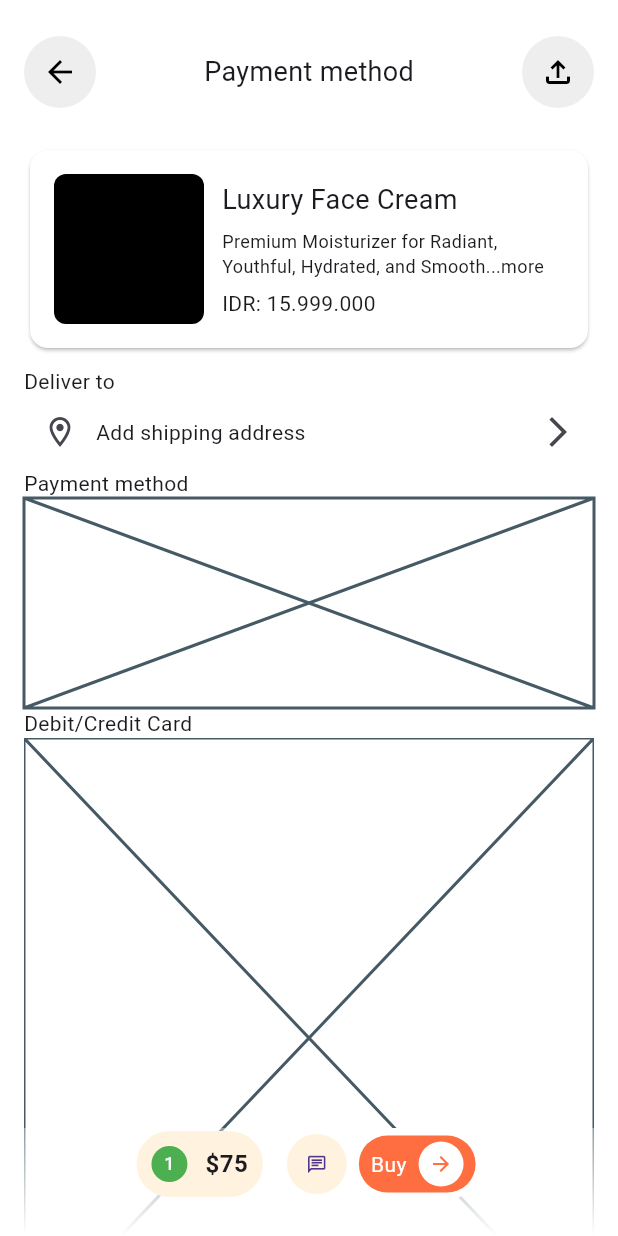
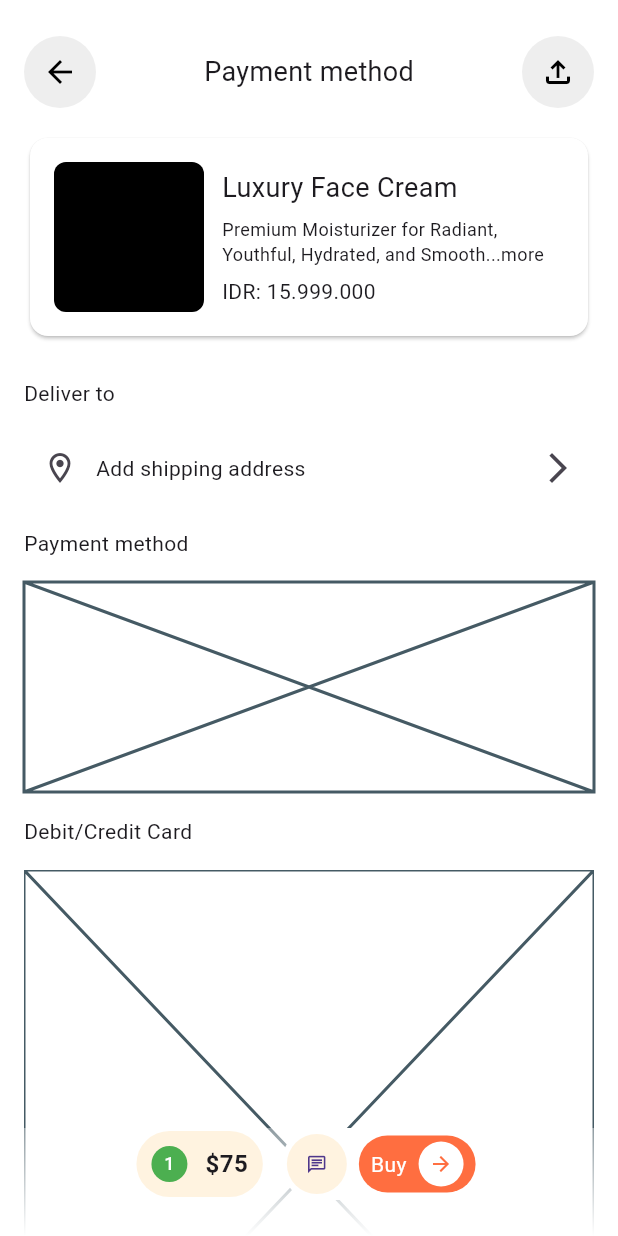
Before and after one commit to JAICHANGPARK/flutter_notebook_chapter_43, a Flutter app: the MarketplacePaymentMethodPage screen opened directly, on a phone screen of 412 x 824 dp. Run offline on Flutter 3.47's test engine with Material 3 defaults, Android fonts, the phone set to English and light mode, and no system bars; our stand-ins replace gap, hugeicons.

Commit message:
Update marketplace_payment_method_page.dart

```diff
--- a/lib/ep2168_marketplace_app/ui/marketplace_payment_method_page.dart
+++ b/lib/ep2168_marketplace_app/ui/marketplace_payment_method_page.dart
@@ -21,6 +21,7 @@ class _MarketplacePaymentMethodPageState extends State<MarketplacePaymentMethodP
               left: 16,
               right: 16,
               child: Column(
+                spacing: 16,
                 crossAxisAlignment: CrossAxisAlignment.start,
                 children: [
                   Row(
@@ -48,7 +49,6 @@ class _MarketplacePaymentMethodPageState extends State<MarketplacePaymentMethodP
                       ),
                     ],
                   ),
-                  Gap(24),
                   Padding(
                     padding: const EdgeInsets.only(bottom: 8),
                     child: Card(
```
